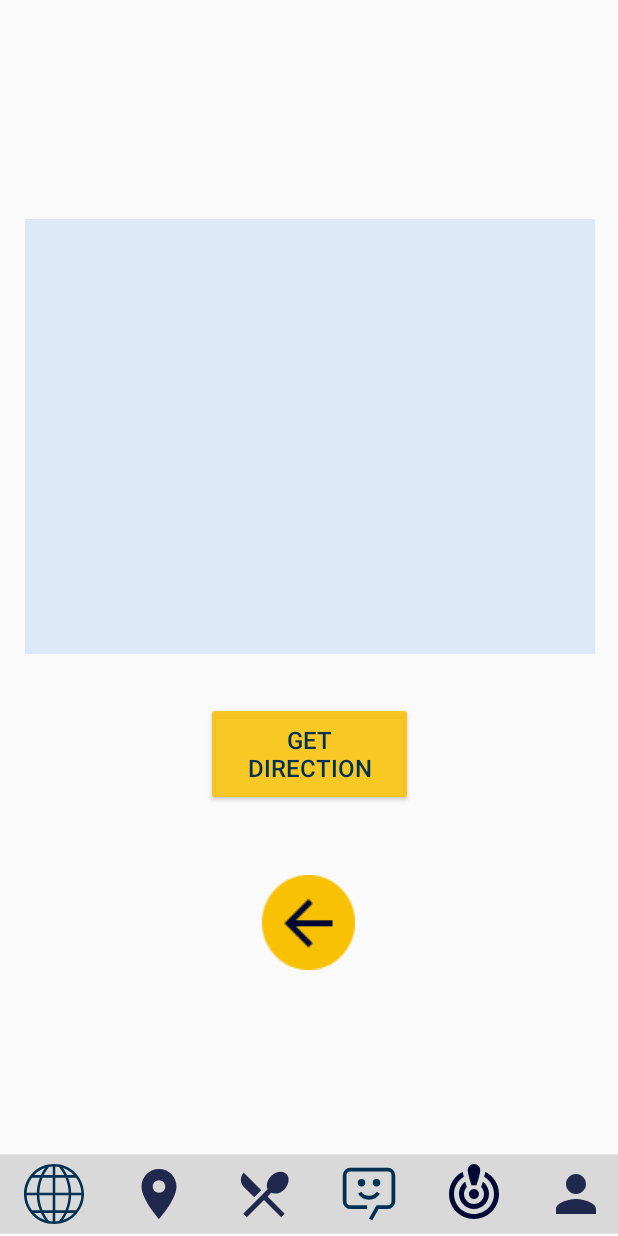
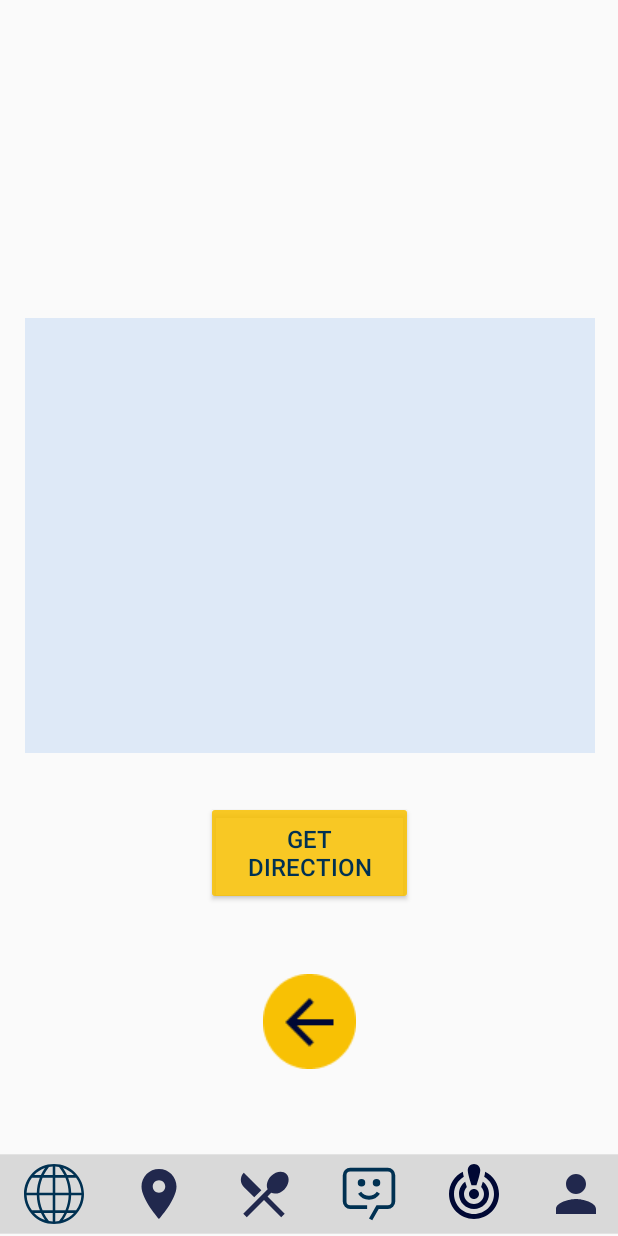
Before and after one commit to IT21333620/IntelliGuide, an Android app built with Jetpack Compose: the fragment Directions placed in its activity, on a phone screen of 412 x 824 dp. Run offline under Robolectric (Android 15) with nearby library versions, the phone set to English and light mode, and no system bars; our stand-ins replace Firebase (no records; nobody signed in at launch, a user with empty details on screens opened directly), Picasso; pictures from the network do not load.

Commit message:
completed resturents fragment with directions

```diff
--- a/app/src/main/res/layout/fragment_directions.xml
+++ b/app/src/main/res/layout/fragment_directions.xml
@@ -7,28 +7,11 @@
     tools:context=".tourist.fragments.Directions">
 
     <TextView
-        android:id="@+id/window_title"
-        android:layout_width="332dp"
-        android:layout_height="178dp"
-        android:layout_marginStart="32dp"
-        android:layout_marginTop="89dp"
-        android:layout_marginEnd="32dp"
-        android:textAlignment="center"
-        android:textAllCaps="true"
-        android:textColor="@color/TextColor"
-        android:textSize="32sp"
-        android:textStyle="bold"
-        app:layout_constraintBottom_toTopOf="@+id/window_des"
-        app:layout_constraintEnd_toEndOf="parent"
-        app:layout_constraintStart_toStartOf="parent"
-        app:layout_constraintTop_toTopOf="parent" />
-
-    <TextView
         android:id="@+id/window_des"
         android:layout_width="380dp"
         android:layout_height="290dp"
         android:layout_marginStart="19dp"
-        android:layout_marginTop="24dp"
+        android:layout_marginTop="98dp"
         android:layout_marginEnd="19dp"
         android:background="@color/Trans_blue"
         android:backgroundTint="@color/form_blue"
@@ -54,7 +37,7 @@
         android:textSize="16sp"
         app:layout_constraintBottom_toBottomOf="parent"
         app:layout_constraintEnd_toEndOf="parent"
-        app:layout_constraintHorizontal_bias="1.0"
+        app:layout_constraintHorizontal_bias="0.0"
         app:layout_constraintStart_toStartOf="parent"
         app:layout_constraintTop_toBottomOf="@+id/window_des"
         app:layout_constraintVertical_bias="0.0" />
@@ -65,9 +48,27 @@
         android:layout_height="wrap_content"
         android:layout_marginStart="174dp"
         android:layout_marginEnd="175dp"
-        android:layout_marginBottom="118dp"
+        android:layout_marginBottom="52dp"
         android:src="@drawable/backbtn"
         app:layout_constraintBottom_toBottomOf="parent"
         app:layout_constraintEnd_toEndOf="parent"
+        app:layout_constraintHorizontal_bias="0.0"
         app:layout_constraintStart_toStartOf="parent" />
+
+    <TextView
+        android:id="@+id/window_title"
+        android:layout_width="244dp"
+        android:layout_height="75dp"
+        android:layout_marginStart="32dp"
+        android:layout_marginTop="184dp"
+        android:layout_marginEnd="32dp"
+        android:textAlignment="center"
+        android:textAllCaps="true"
+        android:textColor="@color/TextColor"
+        android:textSize="24sp"
+        android:textStyle="bold"
+        app:layout_constraintEnd_toEndOf="parent"
+        app:layout_constraintHorizontal_bias="0.495"
+        app:layout_constraintStart_toStartOf="parent"
+        app:layout_constraintTop_toTopOf="parent" />
 </androidx.constraintlayout.widget.ConstraintLayout>
--- a/app/src/main/res/values/strings.xml
+++ b/app/src/main/res/values/strings.xml
@@ -108,4 +108,5 @@
     <string name="addPost">Add Post</string>
 
     <string name="enterQestion">Enter question</string>
+    <string name="Get_resturent_directions">Get Directions</string>
 </resources>
```
Also changed, not shown: app/src/main/java/com/example/intelliguide/tourist/fragments/restaurants.kt (+33 -1 lines), app/src/main/java/com/example/intelliguide/tourist/fragments/resturentDir.kt (added, +71 -0 lines), app/src/main/res/layout/fragment_resturent_dir.xml (added, +74 -0 lines).
